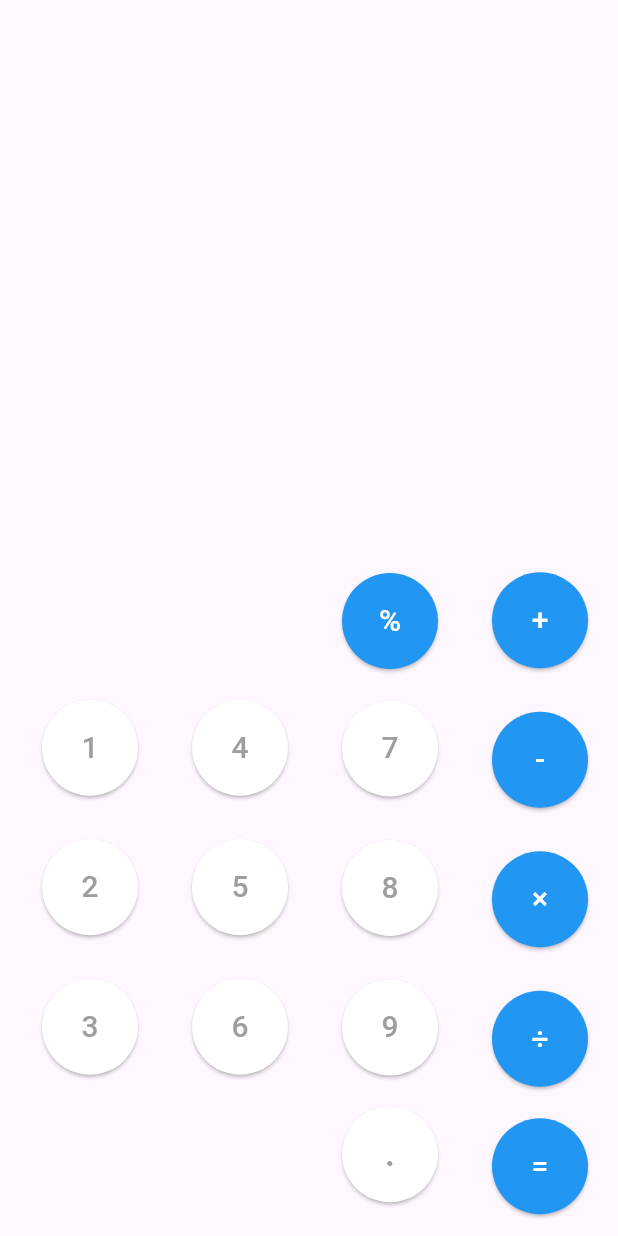
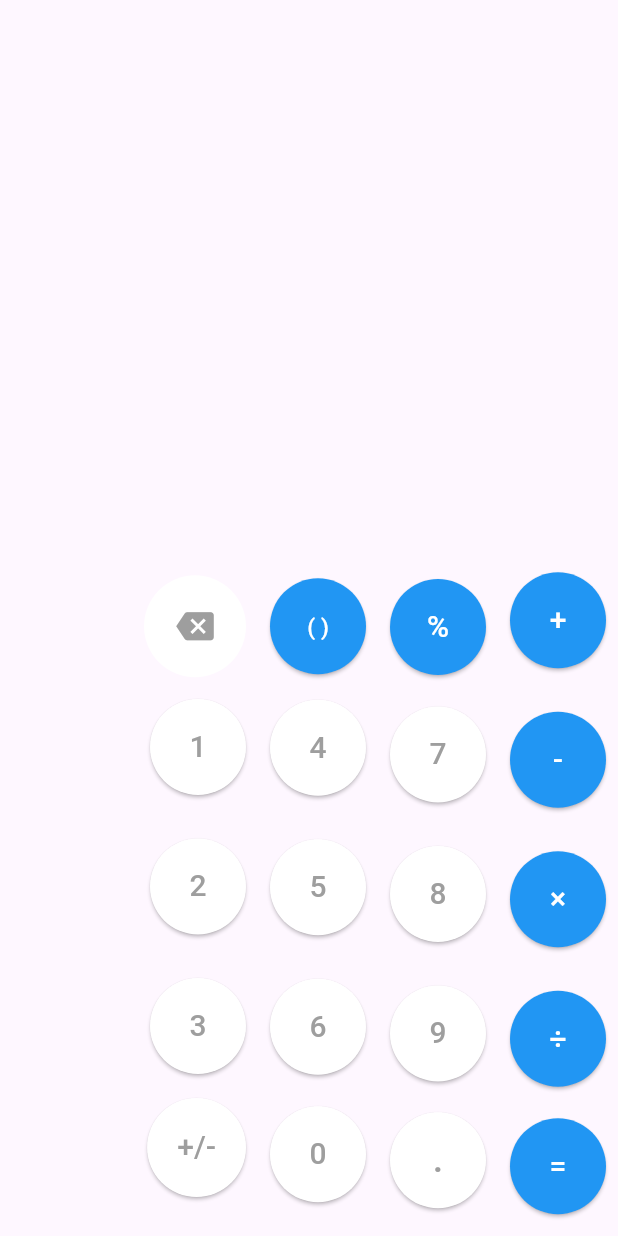
Before and after one commit to AlshimaaAhmed/Calculator, a Flutter app: the screen it shows after launch, on a phone screen of 412 x 824 dp. Run offline on Flutter 3.47's test engine with Material 3 defaults, Android fonts, the phone set to English and light mode, and no system bars.

Commit message:
Update calculatorScreen.dart

```diff
--- a/calculator/lib/Views/calculatorScreen.dart
+++ b/calculator/lib/Views/calculatorScreen.dart
@@ -15,6 +15,7 @@ class _CalculatorScreenState extends State<CalculatorScreen> {
   late String text = '';
   int operatorIndex = -1;
   bool isTextEnabled = false;
+  bool opened = false;
 
   final List<Operatorr> operators = [
     Adding(),
@@ -24,9 +25,7 @@ class _CalculatorScreenState extends State<CalculatorScreen> {
     Mod()
   ];
 
-  final List<int> column1 = [1, 2, 3];
-  final List<int> column2 = [4, 5, 6];
-  final List<int> column3 = [7, 8, 9];
+  final List<int> digits = [1, 2, 3, 4, 5, 6, 7, 8, 9, 0];
 
   @override
   Widget build(BuildContext context) {
@@ -38,6 +37,7 @@ class _CalculatorScreenState extends State<CalculatorScreen> {
           Spacer(),
           Row(
             mainAxisAlignment: MainAxisAlignment.end,
+            crossAxisAlignment: CrossAxisAlignment.end,
             children: [
               Flexible(
                 child: Text(
@@ -73,11 +73,30 @@ class _CalculatorScreenState extends State<CalculatorScreen> {
             children: [
               Padding(
                 padding: const EdgeInsets.only(
-                    left: 16.0, right: 20.0, bottom: 8.0, top: 20),
+                    left: 8.0, right: 8.0, bottom: 8.0, top: 20),
                 child: Column(
                     mainAxisAlignment: MainAxisAlignment.center,
                     crossAxisAlignment: CrossAxisAlignment.end,
-                  children: column1
+                    children: [
+                      Container(
+                        decoration: BoxDecoration(
+                          color: Colors.white,
+                          shape: BoxShape.circle,
+                        ),
+                        padding: EdgeInsets.all(10),
+                        child: IconButton(
+                          icon: Icon(Icons.backspace, color: Colors.grey),
+                          iconSize: 25,
+                          onPressed: () {
+                            setState(() {
+                              if (text.isNotEmpty)
+                                text = text.substring(0, text.length - 1);
+                            });
+                          },
+                        ),
+                      ),
+                      ...digits
+                          .sublist(0, 3)
                           .map(
                             (e) => Container(
                               margin: EdgeInsets.symmetric(vertical: 8.0),
@@ -112,15 +131,55 @@ class _CalculatorScreenState extends State<CalculatorScreen> {
                             ),
                           )
                           .toList(),
+                      ElevatedButton(
+                        style: ElevatedButton.styleFrom(
+                          backgroundColor: Colors.white,
+                          shape: CircleBorder(),
+                          padding: EdgeInsets.all(20),
+                        ),
+                        onPressed: () {},
+                        child: Text(
+                          '+/-',
+                          style: TextStyle(
+                            fontSize: 20,
+                            color: Colors.grey,
                           ),
                         ),
+                      ),
+                    ]),
+              ),
               Padding(
-                padding: const EdgeInsets.only(
-                    left: 16.0, right: 20.0, bottom: 8.0, top: 20),
+                padding: const EdgeInsets.only(left: 8.0, right: 8.0, top: 20),
                 child: Column(
-                  mainAxisAlignment: MainAxisAlignment.center,
+                    mainAxisAlignment: MainAxisAlignment.end,
                     crossAxisAlignment: CrossAxisAlignment.end,
-                  children: column2
+                    children: [
+                      ElevatedButton(
+                        style: ElevatedButton.styleFrom(
+                          backgroundColor: Colors.blue,
+                          shape: CircleBorder(),
+                          padding: EdgeInsets.all(24),
+                        ),
+                        onPressed: () {
+                          setState(() {
+                            if (!opened) {
+                              text += '(';
+                            } else {
+                              text += ')';
+                            }
+                            opened = !opened;
+                          });
+                        },
+                        child: Text(
+                          '( )',
+                          style: TextStyle(
+                            fontSize: 15,
+                            color: Colors.white,
+                          ),
+                        ),
+                      ),
+                      ...digits
+                          .sublist(3, 6)
                           .map(
                             (e) => Container(
                               margin: EdgeInsets.symmetric(vertical: 8.0),
@@ -155,11 +214,38 @@ class _CalculatorScreenState extends State<CalculatorScreen> {
                             ),
                           )
                           .toList(),
+                      ElevatedButton(
+                        style: ElevatedButton.styleFrom(
+                          backgroundColor: Colors.white,
+                          shape: CircleBorder(),
+                          padding: EdgeInsets.all(24),
+                        ),
+                        onPressed: () {
+                          setState(() {
+                            if (firstOrSecond) {
+                              num1 = num1 * 10;
+                            } else {
+                              isTextEnabled = true;
+                              num2 = num2 * 10;
+                              result = operators[operatorIndex]
+                                  .operating(num1, num2);
+                              num1 = result;
+                            }
+                            text += '0';
+                          });
+                        },
+                        child: Text(
+                          '0',
+                          style: TextStyle(
+                            fontSize: 20,
+                            color: Colors.grey,
                           ),
                         ),
+                      ),
+                    ]),
+              ),
               Padding(
-                padding: const EdgeInsets.only(
-                    left: 16.0, right: 20.0, bottom: 8.0, top: 20),
+                padding: const EdgeInsets.only(left: 8.0, right: 8.0, top: 20),
                 child: Column(
                   mainAxisAlignment: MainAxisAlignment.center,
                   crossAxisAlignment: CrossAxisAlignment.end,
@@ -198,7 +284,8 @@ class _CalculatorScreenState extends State<CalculatorScreen> {
                         ),
                       ),
                     ),
-                    ...column3
+                    ...digits
+                        .sublist(6, digits.length - 1)
                         .map((e) => Container(
                               margin: EdgeInsets.symmetric(vertical: 8.0),
                               child: ElevatedButton(
@@ -251,14 +338,13 @@ class _CalculatorScreenState extends State<CalculatorScreen> {
               ),
               Padding(
                 padding: const EdgeInsets.only(
-                    left: 16.0, right: 20.0, bottom: 8.0, top: 20),
+                    left: 8.0, right: 8.0, bottom: 8.0, top: 20),
                 child: Column(
                     mainAxisAlignment: MainAxisAlignment.center,
                     crossAxisAlignment: CrossAxisAlignment.end,
                     children: [
                       ...operators
-                          .sublist(0,
-                              operators.length - 1) // Exclude the last element
+                          .sublist(0, operators.length - 1)
                           .map(
                             (e) => Container(
                               margin: EdgeInsets.symmetric(vertical: 8.0),
```
Lines whose indentation alone changed are shown as unchanged.
